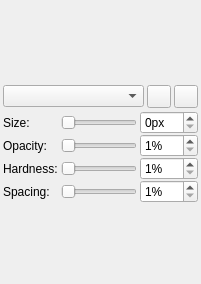
Old version of the form src/client/ui/simplesettings.ui in the repository drawpile/Drawpile.
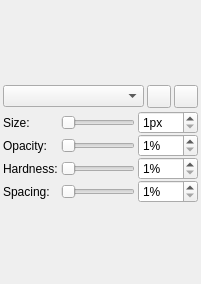
New version of the form. Icons and pictures are not drawn. Custom widgets are drawn as their Qt base class.

The edit to the form file:
```diff
--- a/src/client/ui/simplesettings.ui
+++ b/src/client/ui/simplesettings.ui
@@ -120,8 +120,11 @@
      </item>
      <item row="0" column="1">
       <widget class="QSlider" name="brushsize">
+       <property name="minimum">
+        <number>1</number>
+       </property>
        <property name="maximum">
-        <number>64</number>
+        <number>128</number>
        </property>
        <property name="orientation">
         <enum>Qt::Horizontal</enum>
@@ -187,10 +190,10 @@
         <string>px</string>
        </property>
        <property name="minimum">
-        <number>0</number>
+        <number>1</number>
        </property>
        <property name="maximum">
-        <number>64</number>
+        <number>128</number>
        </property>
       </widget>
      </item>
```
Left out of the diff: 6 changed lines with no effect on the pictures.
